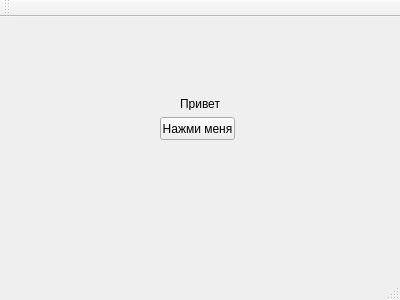
This is GUI/DudarLesson/DudarLesson/mainwindow.ui in Nukem74/QTSolutions as Qt 5 draws it before an edit. The edited form follows.
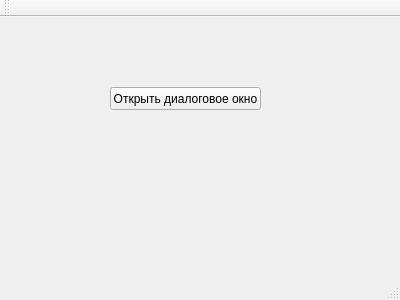
This is the edited form.

The edit to the form file:
```diff
--- a/GUI/DudarLesson/DudarLesson/mainwindow.ui
+++ b/GUI/DudarLesson/DudarLesson/mainwindow.ui
@@ -17,27 +17,14 @@
    <widget class="QPushButton" name="pushButton">
     <property name="geometry">
      <rect>
-      <x>160</x>
-      <y>100</y>
-      <width>75</width>
+      <x>110</x>
+      <y>70</y>
+      <width>151</width>
       <height>23</height>
      </rect>
     </property>
     <property name="text">
-     <string>Нажми меня</string>
-    </property>
-   </widget>
-   <widget class="QLabel" name="label">
-    <property name="geometry">
-     <rect>
-      <x>180</x>
-      <y>80</y>
-      <width>47</width>
-      <height>13</height>
-     </rect>
-    </property>
-    <property name="text">
-     <string>Привет</string>
+     <string>Открыть диалоговое окно</string>
     </property>
    </widget>
   </widget>
```
Left out of the diff: 19 changed lines with no effect on the pictures.
